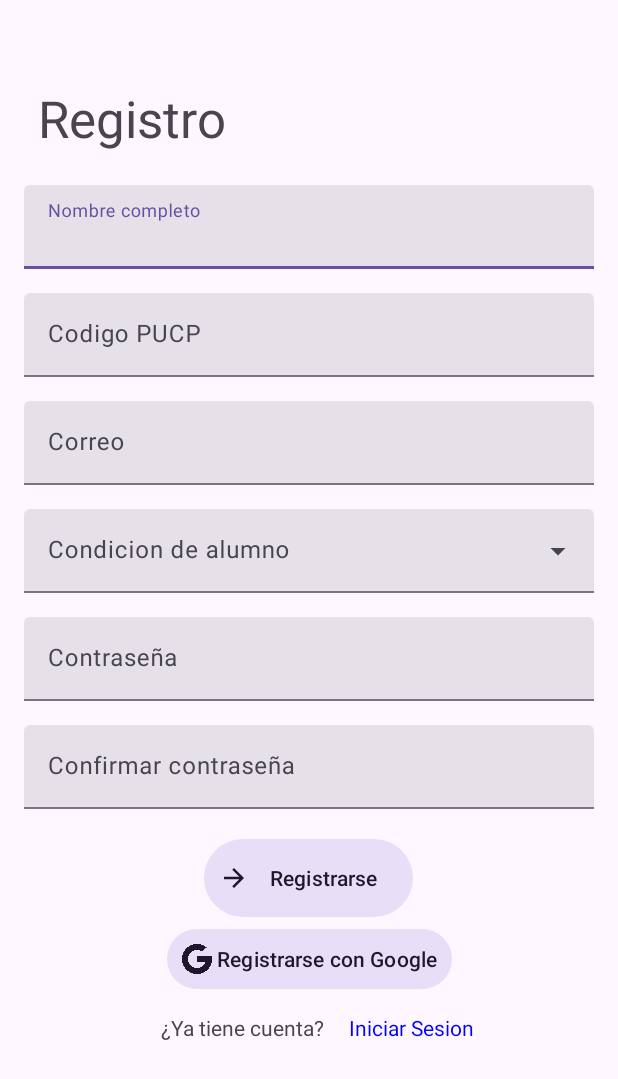
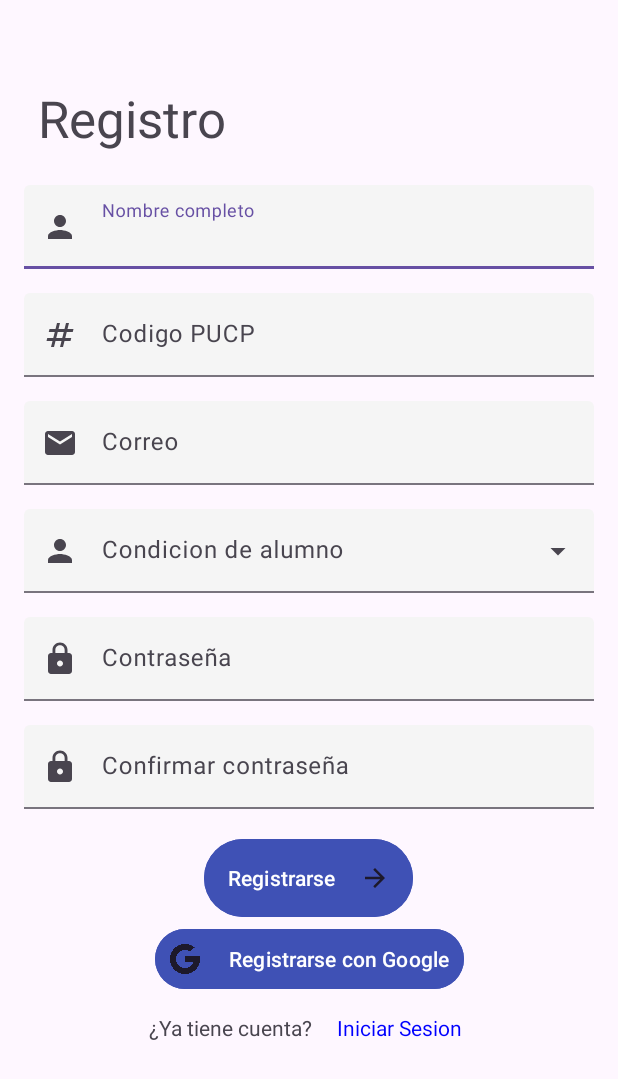
Before and after one commit to lucho2000/TELEBEETLE_PROYECTO_IOT, an Android app: the RegisterActivity screen opened directly, with no data from a screen before it, on a phone screen of 412 x 824 dp. Shown: the top 1079 px of the screen. Run offline under Robolectric (Android 15) with nearby library versions, the phone set to English and light mode, and no system bars; Roboto replaces fonts that are not available here; 2 statements that could not run were skipped.

Commit message:
Cambios aesthetic a login y register

```diff
--- a/app/build.gradle
+++ b/app/build.gradle
@@ -26,6 +26,9 @@
         sourceCompatibility JavaVersion.VERSION_1_8
         targetCompatibility JavaVersion.VERSION_1_8
     }
+    buildFeatures{
+        viewBinding true
+    }
 }
 
 dependencies {
--- a/app/src/main/res/drawable/baseline_arrow_forward_24.xml
+++ b/app/src/main/res/drawable/baseline_arrow_forward_24.xml
@@ -1,5 +1,5 @@
 <vector android:autoMirrored="true" android:height="24dp"
-    android:tint="#000000" android:viewportHeight="24"
+    android:tint="#FFFFFF" android:viewportHeight="24"
     android:viewportWidth="24" android:width="24dp" xmlns:android="http://schemas.android.com/apk/res/android">
     <path android:fillColor="@android:color/white" android:pathData="M12,4l-1.41,1.41L16.17,11H4v2h12.17l-5.58,5.59L12,20l8,-8z"/>
 </vector>
--- /dev/null
+++ b/app/src/main/res/drawable/baseline_email_24.xml
@@ -0,0 +1,5 @@
+<vector android:height="24dp" android:tint="#807A7A"
+    android:viewportHeight="24" android:viewportWidth="24"
+    android:width="24dp" xmlns:android="http://schemas.android.com/apk/res/android">
+    <path android:fillColor="@android:color/white" android:pathData="M20,4L4,4c-1.1,0 -1.99,0.9 -1.99,2L2,18c0,1.1 0.9,2 2,2h16c1.1,0 2,-0.9 2,-2L22,6c0,-1.1 -0.9,-2 -2,-2zM20,8l-8,5 -8,-5L4,6l8,5 8,-5v2z"/>
+</vector>
--- /dev/null
+++ b/app/src/main/res/drawable/baseline_lock_24.xml
@@ -0,0 +1,5 @@
+<vector android:height="24dp" android:tint="#807A7A"
+    android:viewportHeight="24" android:viewportWidth="24"
+    android:width="24dp" xmlns:android="http://schemas.android.com/apk/res/android">
+    <path android:fillColor="@android:color/white" android:pathData="M18,8h-1L17,6c0,-2.76 -2.24,-5 -5,-5S7,3.24 7,6v2L6,8c-1.1,0 -2,0.9 -2,2v10c0,1.1 0.9,2 2,2h12c1.1,0 2,-0.9 2,-2L20,10c0,-1.1 -0.9,-2 -2,-2zM12,17c-1.1,0 -2,-0.9 -2,-2s0.9,-2 2,-2 2,0.9 2,2 -0.9,2 -2,2zM15.1,8L8.9,8L8.9,6c0,-1.71 1.39,-3.1 3.1,-3.1 1.71,0 3.1,1.39 3.1,3.1v2z"/>
+</vector>
--- /dev/null
+++ b/app/src/main/res/drawable/baseline_numbers_24.xml
@@ -0,0 +1,5 @@
+<vector android:height="24dp" android:tint="#807A7A"
+    android:viewportHeight="24" android:viewportWidth="24"
+    android:width="24dp" xmlns:android="http://schemas.android.com/apk/res/android">
+    <path android:fillColor="@android:color/white" android:pathData="M20.5,10L21,8h-4l1,-4h-2l-1,4h-4l1,-4h-2L9,8H5l-0.5,2h4l-1,4h-4L3,16h4l-1,4h2l1,-4h4l-1,4h2l1,-4h4l0.5,-2h-4l1,-4H20.5zM13.5,14h-4l1,-4h4L13.5,14z"/>
+</vector>
--- /dev/null
+++ b/app/src/main/res/drawable/baseline_person_24.xml
@@ -0,0 +1,5 @@
+<vector android:height="24dp" android:tint="#807A7A"
+    android:viewportHeight="24" android:viewportWidth="24"
+    android:width="24dp" xmlns:android="http://schemas.android.com/apk/res/android">
+    <path android:fillColor="@android:color/white" android:pathData="M12,12c2.21,0 4,-1.79 4,-4s-1.79,-4 -4,-4 -4,1.79 -4,4 1.79,4 4,4zM12,14c-2.67,0 -8,1.34 -8,4v2h16v-2c0,-2.66 -5.33,-4 -8,-4z"/>
+</vector>
--- a/app/src/main/res/layout/activity_ingreso_correo.xml
+++ b/app/src/main/res/layout/activity_ingreso_correo.xml
@@ -40,9 +40,11 @@
         android:layout_marginStart="20dp"
         android:layout_marginTop="30dp"
         android:layout_marginEnd="16dp"
-        android:hint="abc@hotmail.com"
+        android:hint="Correo"
+        app:startIconDrawable="@drawable/baseline_email_24"
         app:layout_constraintEnd_toEndOf="parent"
         app:layout_constraintStart_toStartOf="parent"
+        app:boxBackgroundColor="@color/windowBackgroundColor"
         app:layout_constraintTop_toBottomOf="@+id/textViewIngresoCorreo">
 
         <com.google.android.material.textfield.TextInputEditText
--- a/app/src/main/res/layout/activity_register.xml
+++ b/app/src/main/res/layout/activity_register.xml
@@ -28,8 +28,10 @@
         android:layout_marginTop="16dp"
         android:layout_marginEnd="16dp"
         android:hint="Nombre completo"
+        app:startIconDrawable="@drawable/baseline_person_24"
         app:layout_constraintEnd_toEndOf="parent"
         app:layout_constraintStart_toStartOf="parent"
+        app:boxBackgroundColor="@color/windowBackgroundColor"
         app:layout_constraintTop_toBottomOf="@+id/textView">
 
         <com.google.android.material.textfield.TextInputEditText
@@ -47,8 +49,10 @@
         android:layout_marginTop="16dp"
         android:layout_marginEnd="16dp"
         android:hint="Codigo PUCP"
+        app:startIconDrawable="@drawable/baseline_numbers_24"
         app:layout_constraintEnd_toEndOf="parent"
         app:layout_constraintStart_toStartOf="parent"
+        app:boxBackgroundColor="@color/windowBackgroundColor"
         app:layout_constraintTop_toBottomOf="@+id/nombreCompleto">
 
         <com.google.android.material.textfield.TextInputEditText
@@ -66,8 +70,10 @@
         android:layout_marginTop="16dp"
         android:layout_marginEnd="16dp"
         android:hint="Correo"
+        app:startIconDrawable="@drawable/baseline_email_24"
         app:layout_constraintEnd_toEndOf="parent"
         app:layout_constraintStart_toStartOf="parent"
+        app:boxBackgroundColor="@color/windowBackgroundColor"
         app:layout_constraintTop_toBottomOf="@+id/codigoPUCP">
 
         <com.google.android.material.textfield.TextInputEditText
@@ -85,8 +91,10 @@
         android:layout_marginTop="16dp"
         android:layout_marginEnd="16dp"
         android:hint="Condicion de alumno"
+        app:startIconDrawable="@drawable/baseline_person_24"
         app:layout_constraintEnd_toEndOf="parent"
         app:layout_constraintStart_toStartOf="parent"
+        app:boxBackgroundColor="@color/windowBackgroundColor"
         app:layout_constraintTop_toBottomOf="@+id/correo">
 
         <AutoCompleteTextView
@@ -106,8 +114,10 @@
         android:layout_marginTop="16dp"
         android:layout_marginEnd="16dp"
         android:hint="Contraseña"
+        app:startIconDrawable="@drawable/baseline_lock_24"
         app:layout_constraintEnd_toEndOf="parent"
         app:layout_constraintStart_toStartOf="parent"
+        app:boxBackgroundColor="@color/windowBackgroundColor"
         app:layout_constraintTop_toBottomOf="@+id/condicion">
 
         <com.google.android.material.textfield.TextInputEditText
@@ -125,8 +135,10 @@
         android:layout_marginTop="16dp"
         android:layout_marginEnd="16dp"
         android:hint="Confirmar contraseña"
+        app:startIconDrawable="@drawable/baseline_lock_24"
         app:layout_constraintEnd_toEndOf="parent"
         app:layout_constraintStart_toStartOf="parent"
+        app:boxBackgroundColor="@color/windowBackgroundColor"
         app:layout_constraintTop_toBottomOf="@+id/contrasenia">
 
         <com.google.android.material.textfield.TextInputEditText
@@ -140,11 +152,14 @@
         style="?attr/materialIconButtonFilledTonalStyle"
         android:layout_width="147dp"
         android:layout_height="60dp"
-
+        android:textColor="@color/white"
+        android:backgroundTint="@color/colorPrimary"
         android:layout_marginTop="16dp"
         android:text="Registrarse"
         app:icon="@drawable/baseline_arrow_forward_24"
         app:layout_constraintEnd_toEndOf="parent"
+        app:iconGravity="textEnd"
+        app:iconPadding="16dp"
         app:layout_constraintHorizontal_bias="0.498"
         app:layout_constraintStart_toStartOf="parent"
         app:layout_constraintTop_toBottomOf="@+id/nuevaContrasenia" />
@@ -155,7 +170,10 @@
         android:layout_width="wrap_content"
         android:layout_height="wrap_content"
         android:text=" Registrarse con Google"
+        android:textColor="@color/white"
+        android:backgroundTint="@color/colorPrimary"
         app:icon="@drawable/search"
+        app:iconPadding="16dp"
         app:layout_constraintEnd_toEndOf="parent"
         app:layout_constraintStart_toStartOf="parent"
         app:layout_constraintTop_toBottomOf="@+id/buttonRegistro" />
--- a/app/src/main/res/values/colors.xml
+++ b/app/src/main/res/values/colors.xml
@@ -8,6 +8,7 @@
     <color name="colorPrimary">#3F51B5</color> <!-- Ejemplo: Azul primario -->
     <color name="colorPrimaryDark">#303F9F</color> <!-- Ejemplo: Azul primario oscuro -->
     <color name="colorAccent">#FF4081</color> <!-- Ejemplo: Color de acento -->
+    <color name="colorLigero">#b0b8e4</color>
 
     <!-- Colores de texto -->
     <color name="textColorPrimary">#212121</color> <!-- Ejemplo: Texto principal -->
--- /dev/null
+++ b/app/src/main/res/values/styles.xml
@@ -0,0 +1,3 @@
+<?xml version="1.0" encoding="utf-8"?>
+<resources>
+</resources>
--- a/app/src/main/res/values/themes.xml
+++ b/app/src/main/res/values/themes.xml
@@ -13,6 +13,9 @@
         <item name="android:textSize">64sp</item>
         <item name="android:letterSpacing">0</item>
         <!-- Puedes agregar más atributos personalizados aquí si es necesario -->
+        <item name="colorPrimary">@color/colorPrimary</item>
+        <item name="colorPrimaryDark">@color/colorPrimaryDark</item>
+        <item name="colorAccent">@color/colorAccent</item>
     </style>
     <style name="Theme.App" parent="Theme.Material3.Dark">
 
--- a/build.gradle
+++ b/build.gradle
@@ -1,4 +1,4 @@
 // Top-level build file where you can add configuration options common to all sub-projects/modules.
 plugins {
-id 'com.android.application' version '8.1.0' apply false
+id 'com.android.application' version '8.1.1' apply false
 }
```
Also changed, not shown: app/src/main/java/com/example/telebeetle/MainActivity.java (+7 -1 lines), app/src/main/res/layout/activity_main.xml (+22 -10 lines).
